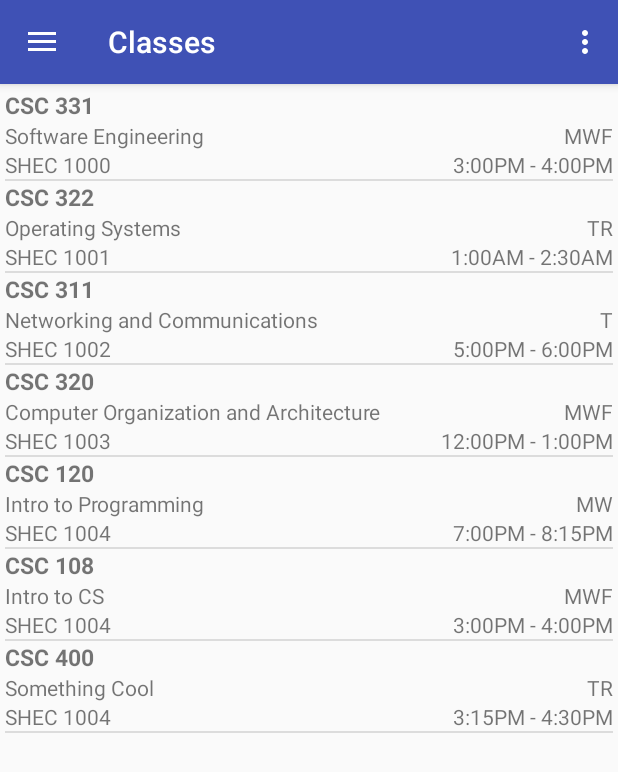
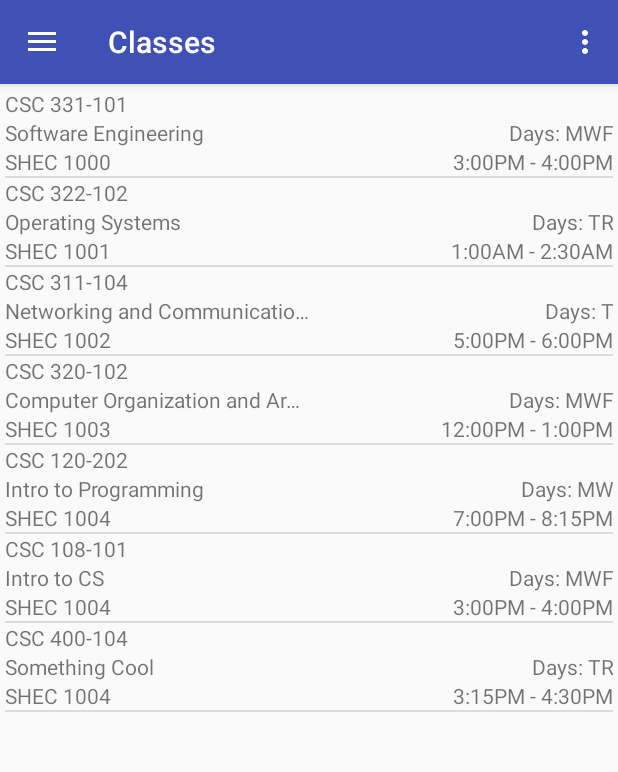
Before and after one commit to rcc1622/BluetoothAttendee, an Android app: the screen it shows after launch (MainActivity), on a phone screen of 412 x 824 dp. Shown: the top 772 px of the screen. Run offline under Robolectric (Android 15) with nearby library versions, the phone set to English and light mode, and no system bars.

Commit message:
Update ClassesFragment Layout
Add better formatting for the ClassesFragment ListView.

```diff
--- a/app/src/main/java/com/csc_331_jagwares/bluetoothattendee/ClassEntry.java
+++ b/app/src/main/java/com/csc_331_jagwares/bluetoothattendee/ClassEntry.java
@@ -9,13 +9,15 @@ public class ClassEntry implements Parcelable {
 
     private String name;
     private String title;
+    private String section;
     private String location;
     private String days;
     private String time;
 
-    public ClassEntry(String name, String title, String location, String days, String time){
+    public ClassEntry(String name, String title, String section, String location, String days, String time){
         this.name = name;
         this.title = title;
+        this.section = section;
         this.location = location;
         this.days = days;
         this.time = time;
@@ -27,6 +29,10 @@ public class ClassEntry implements Parcelable {
 
     void setTitle(String title) {
         this.title = title;
+    }
+
+    void setSection(String section) {
+        this.section = section;
     }
 
     void setLocation(String location) {
@@ -49,6 +55,10 @@ public class ClassEntry implements Parcelable {
         return this.title;
     }
 
+    String getSection(){
+        return this.section;
+    }
+
     String getLocation(){
         return this.location;
     }
@@ -64,6 +74,7 @@ public class ClassEntry implements Parcelable {
     protected ClassEntry(Parcel in) {
         name = in.readString();
         title = in.readString();
+        section = in.readString();
         location = in.readString();
         days = in.readString();
         time = in.readString();
@@ -73,6 +84,7 @@ public class ClassEntry implements Parcelable {
     public void writeToParcel(Parcel dest, int flags) {
         dest.writeString(name);
         dest.writeString(title);
+        dest.writeString(section);
         dest.writeString(location);
         dest.writeString(days);
         dest.writeString(time);
--- a/app/src/main/java/com/csc_331_jagwares/bluetoothattendee/ClassEntryAdapter.java
+++ b/app/src/main/java/com/csc_331_jagwares/bluetoothattendee/ClassEntryAdapter.java
@@ -37,10 +37,10 @@ public class ClassEntryAdapter extends ArrayAdapter {
         TextView tvClassTime = view.findViewById(R.id.tvClassTime);
 
         if (classEntry != null) {
-            tvClassName.setText(classEntry.getName());
+            tvClassName.setText(classEntry.getName() + "-" + classEntry.getSection());
             tvClassTitle.setText(classEntry.getTitle());
             tvClassLocation.setText(classEntry.getLocation());
-            tvClassDays.setText(classEntry.getDays());
+            tvClassDays.setText("Days: " + classEntry.getDays());
             tvClassTime.setText(classEntry.getTime());
         }
 
--- a/app/src/main/java/com/csc_331_jagwares/bluetoothattendee/ClassesFragment.java
+++ b/app/src/main/java/com/csc_331_jagwares/bluetoothattendee/ClassesFragment.java
@@ -37,13 +37,13 @@ public class ClassesFragment extends Fragment {
         // Populate list view with classes.
         // This array would come from the database.
         classEntries = new ArrayList<>();
-        ClassEntry class1 = new ClassEntry("CSC 331", "Software Engineering", "SHEC 1000", "MWF", "3:00PM - 4:00PM");
-        ClassEntry class2 = new ClassEntry("CSC 322", "Operating Systems", "SHEC 1001", "TR", "1:00AM - 2:30AM");
-        ClassEntry class3 = new ClassEntry("CSC 311", "Networking and Communications", "SHEC 1002", "T", "5:00PM - 6:00PM");
-        ClassEntry class4 = new ClassEntry("CSC 320", "Computer Organization and Architecture", "SHEC 1003", "MWF", "12:00PM - 1:00PM");
-        ClassEntry class5 = new ClassEntry("CSC 120", "Intro to Programming", "SHEC 1004", "MW", "7:00PM - 8:15PM");
-        ClassEntry class6 = new ClassEntry("CSC 108", "Intro to CS", "SHEC 1004", "MWF", "3:00PM - 4:00PM");
-        ClassEntry class7 = new ClassEntry("CSC 400", "Something Cool", "SHEC 1004", "TR", "3:15PM - 4:30PM");
+        ClassEntry class1 = new ClassEntry("CSC 331", "Software Engineering", "101", "SHEC 1000", "MWF", "3:00PM - 4:00PM");
+        ClassEntry class2 = new ClassEntry("CSC 322", "Operating Systems", "102", "SHEC 1001", "TR", "1:00AM - 2:30AM");
+        ClassEntry class3 = new ClassEntry("CSC 311", "Networking and Communications", "104", "SHEC 1002", "T", "5:00PM - 6:00PM");
+        ClassEntry class4 = new ClassEntry("CSC 320", "Computer Organization and Architecture", "102", "SHEC 1003", "MWF", "12:00PM - 1:00PM");
+        ClassEntry class5 = new ClassEntry("CSC 120", "Intro to Programming", "202", "SHEC 1004", "MW", "7:00PM - 8:15PM");
+        ClassEntry class6 = new ClassEntry("CSC 108", "Intro to CS", "101", "SHEC 1004", "MWF", "3:00PM - 4:00PM");
+        ClassEntry class7 = new ClassEntry("CSC 400", "Something Cool", "104", "SHEC 1004", "TR", "3:15PM - 4:30PM");
 
         classEntries.add(class1);
         classEntries.add(class2);
--- a/app/src/main/res/layout/class_entry.xml
+++ b/app/src/main/res/layout/class_entry.xml
@@ -1,48 +1,58 @@
-<LinearLayout xmlns:android="http://schemas.android.com/apk/res/android"
-    android:layout_width="match_parent"
-    android:layout_height="match_parent">
-
 <TableLayout xmlns:android="http://schemas.android.com/apk/res/android"
     android:layout_width="match_parent"
     android:layout_height="match_parent"
-        android:stretchColumns="0">
-        <TableRow>
+    android:stretchColumns="0,1" >
+    <TableRow
+        android:layout_height="wrap_content"
+        android:layout_width="fill_parent">
         <TextView
             android:id="@+id/tvClassName"
-                android:text=""
-                android:textSize="15sp"
-                android:textStyle="bold"
-                android:layout_weight="1"
-                android:gravity="left" />
+            android:layout_width="fill_parent"
+            android:layout_height="fill_parent"
+            android:layout_column="0"
+            android:layout_span="2"
+            android:text="" />
     </TableRow>
 
-        <TableRow>
+    <TableRow
+        android:layout_height="wrap_content"
+        android:layout_width="fill_parent">
         <TextView
             android:id="@+id/tvClassTitle"
-                android:text=""
-                android:layout_weight="0"
-                android:gravity="left" />
+            android:layout_width="0dp"
+            android:layout_height="wrap_content"
+            android:layout_column="0"
+            android:layout_weight="1"
+            android:lines="1"
+            android:ellipsize="end"
+            android:text="" />
         <TextView
             android:id="@+id/tvClassDays"
-                android:text=""
+            android:layout_width="0dp"
+            android:layout_height="wrap_content"
+            android:layout_column="1"
             android:layout_weight="1"
-                android:gravity="right" />
+            android:gravity="right"
+            android:text="" />
     </TableRow>
 
-        <TableRow>
-
+    <TableRow
+        android:layout_height="wrap_content"
+        android:layout_width="fill_parent">
         <TextView
             android:id="@+id/tvClassLocation"
-                android:text=""
-                android:layout_weight="0"
-                android:gravity="left" />
+            android:layout_width="0dp"
+            android:layout_height="wrap_content"
+            android:layout_column="0"
+            android:layout_weight="1"
+            android:text="" />
         <TextView
             android:id="@+id/tvClassTime"
-                android:text=""
+            android:layout_width="0dp"
+            android:layout_height="wrap_content"
+            android:layout_column="1"
             android:layout_weight="1"
-                android:gravity="right" />
+            android:gravity="right"
+            android:text="" />
     </TableRow>
-
 </TableLayout>
-
-</LinearLayout>
```
Lines whose indentation alone changed are shown as unchanged.
